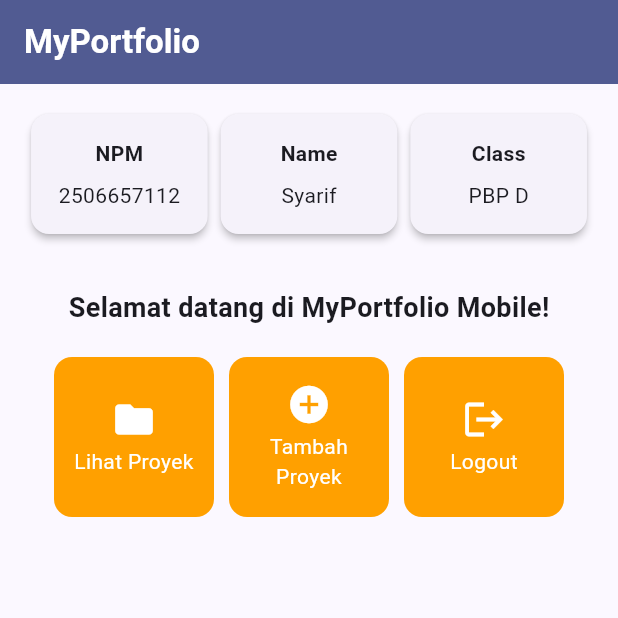
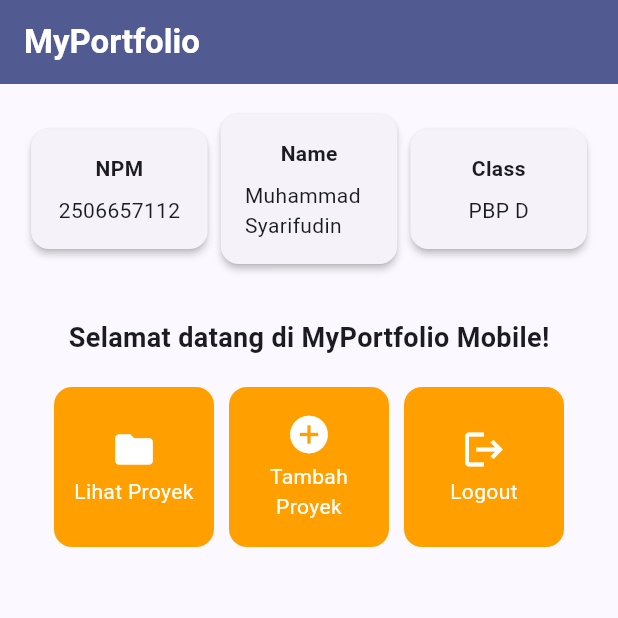
Before and after one commit to msyarifudin541-del/myportofolio_mobile, a Flutter app: the screen it shows after launch, on a phone screen of 412 x 824 dp, the top half of it. Run offline on Flutter 3.47's test engine with Material 3 defaults, Android fonts, the phone set to English and light mode, and no system bars.

Commit message:
Tugas 07: Sesuaikan InfoCard dengan identitas pemilik portofolio

```diff
--- a/lib/menu.dart
+++ b/lib/menu.dart
@@ -83,7 +83,7 @@ class MyHomePage extends StatelessWidget {
   MyHomePage({super.key});
 
   final String npm = "2506657112";
-  final String nama = "Syarif";
+  final String nama = "Muhammad Syarifudin";
   final String kelas = "PBP D";
 
   final List<ItemHomepage> items = [
```
